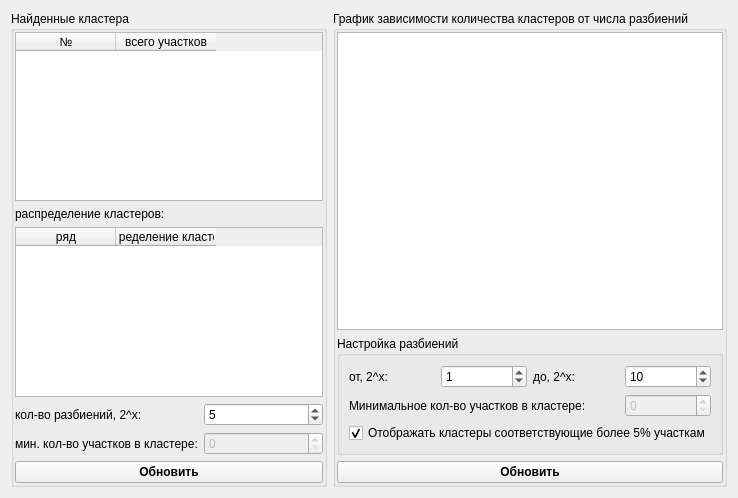
Before: the Qt Designer form src/splitsclusterisationtune.ui in zOrg1331/qznonstat, drawn with Qt 5.
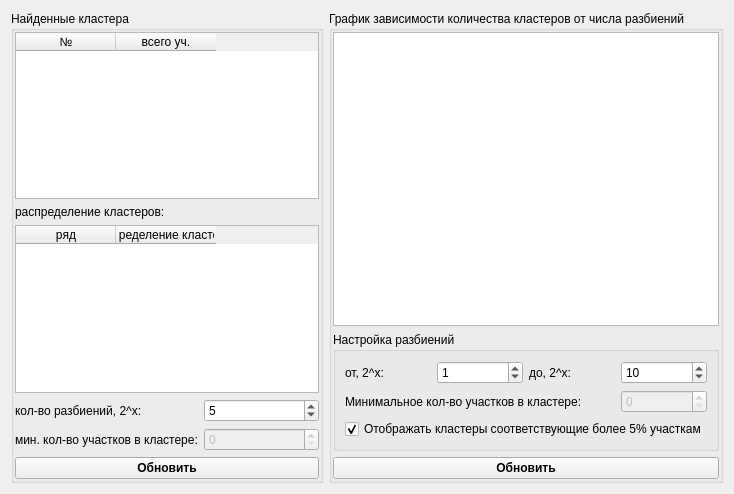
After: the same form once the commit is applied.

What changed in the file:
```diff
--- a/src/splitsclusterisationtune.ui
+++ b/src/splitsclusterisationtune.ui
@@ -6,8 +6,8 @@
    <rect>
     <x>0</x>
     <y>0</y>
-    <width>738</width>
-    <height>498</height>
+    <width>734</width>
+    <height>494</height>
    </rect>
   </property>
   <property name="windowTitle">
@@ -48,7 +48,7 @@
             </column>
             <column>
              <property name="text">
-              <string>всего участков</string>
+              <string>всего уч.</string>
              </property>
             </column>
            </widget>
```
Left out of the diff: 2 changed lines with no effect on the pictures.
